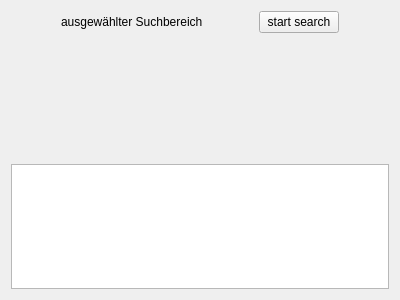
Above: core/ui/ConfirmationPageWidget.ui from aschuman/CoBaB before the change. Below: the same form after it.
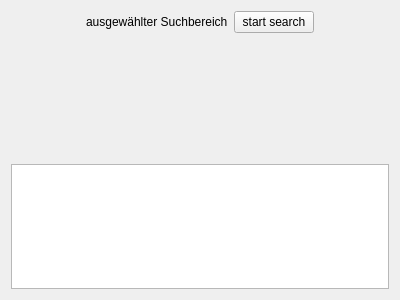
That is the form after the change.

Diff of the .ui file:
```diff
--- a/core/ui/ConfirmationPageWidget.ui
+++ b/core/ui/ConfirmationPageWidget.ui
@@ -38,19 +38,6 @@
          </property>
         </widget>
        </item>
-       <item>
-        <spacer name="horizontalSpacer_2">
-         <property name="orientation">
-          <enum>Qt::Horizontal</enum>
-         </property>
-         <property name="sizeHint" stdset="0">
-          <size>
-           <width>40</width>
-           <height>20</height>
-          </size>
-         </property>
-        </spacer>
-       </item>
        <item alignment="Qt::AlignRight">
         <widget class="QPushButton" name="mSearchButton">
          <property name="text">
```
Left out of the diff: 3 changed lines with no effect on the pictures.
